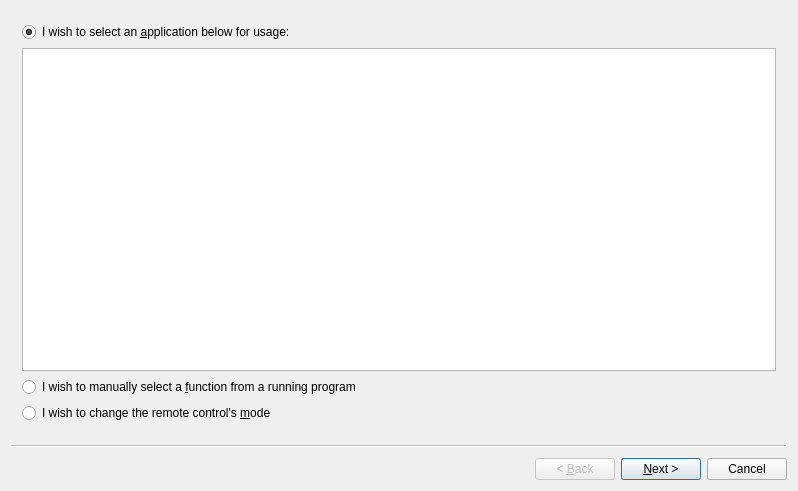
Qt form kcmlirc/addactionbase.ui (KDE/kremotecontrol) before a commit.
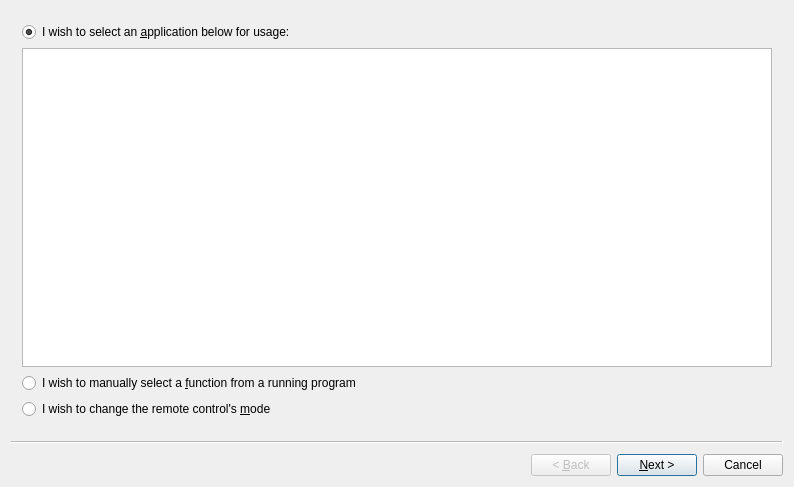
The same form after that commit. Custom widgets are drawn as their Qt base class.

Commit message: addaction wizard layout fixed

```diff
--- a/kcmlirc/addactionbase.ui
+++ b/kcmlirc/addactionbase.ui
@@ -1,13 +1,13 @@
 <ui version="4.0" >
  <author>Gav Wood</author>
  <class>AddActionBase</class>
- <widget class="QWizard" name="AddActionBase" >
-  <property name="geometry" >
+ <widget class="QWizard" name="AddActionBase">
+  <property name="geometry">
    <rect>
     <x>0</x>
     <y>0</y>
-    <width>798</width>
-    <height>491</height>
+    <width>794</width>
+    <height>487</height>
    </rect>
   </property>
   <property name="windowTitle" >
@@ -608,7 +608,7 @@
    </layout>
   </widget>
  </widget>
- <layoutdefault spacing="6" margin="11" />
+ <layoutdefault spacing="6" margin="11"/>
  <pixmapfunction>qPixmapFromMimeSource</pixmapfunction>
  <customwidgets>
   <customwidget>
```
Left out of the diff: 415 changed lines with no effect on the pictures.
